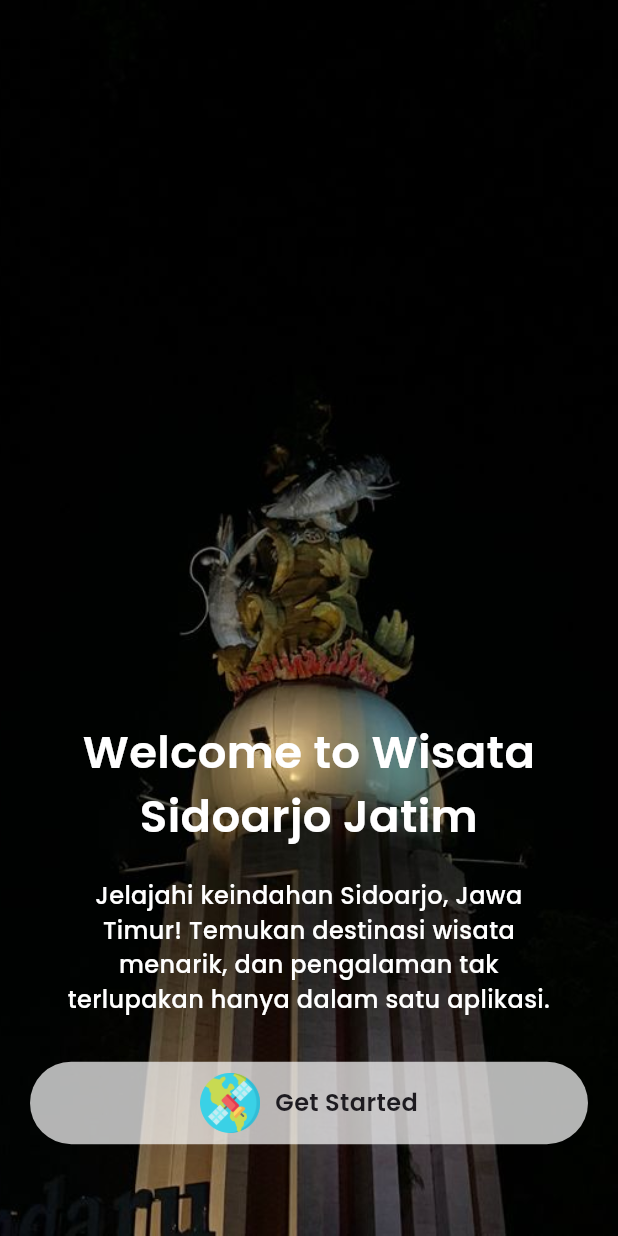
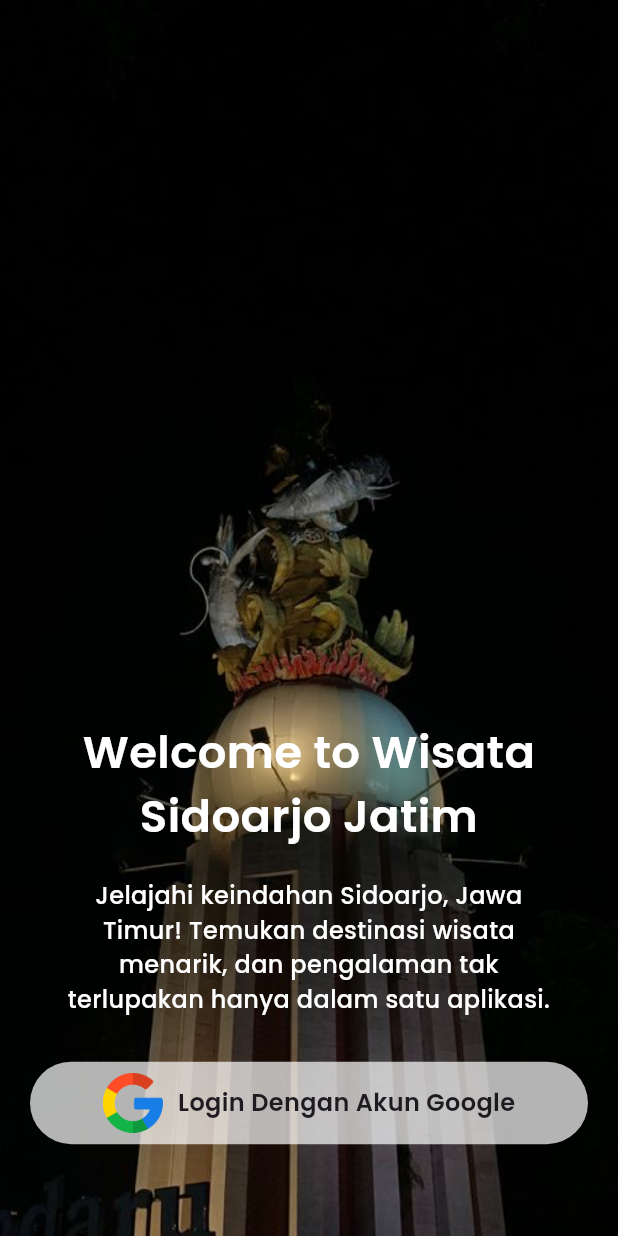
Before and after one commit to dedyputra/wisata_app, a Flutter app: the screen it shows after launch, on a phone screen of 412 x 824 dp. Run offline on Flutter 3.47's test engine with Material 3 defaults, Android fonts, the phone set to English and light mode, and no system bars.

Commit message:
update & change icon

```diff
--- a/lib/screens/welcome/home_screens.dart
+++ b/lib/screens/welcome/home_screens.dart
@@ -84,7 +84,7 @@ class _HomeScreensState extends State<HomeScreens> {
                           mainAxisAlignment: MainAxisAlignment.center,
                           children: [
                             Image.asset(
-                              "assets/icons/started.png",
+                              "assets/icons/icon_google.png",
                               height: 40,
                               width: 40,
                             ),
@@ -92,7 +92,7 @@ class _HomeScreensState extends State<HomeScreens> {
                               width: 10,
                             ),
                             const Text(
-                              "Get Started",
+                              "Login Dengan Akun Google",
                               style: TextStyle(
                                 fontFamily: kFontFamily,
                                 fontSize: 16,
--- a/pubspec.yaml
+++ b/pubspec.yaml
@@ -61,7 +61,7 @@ flutter:
     - assets/images/
     - assets/icons/
     - assets/images/sda.jpg
-    - assets/icons/started.png
+    - assets/icons/icon_google.png
     - assets/images/boy.png
 
   # An image asset can refer to one or more resolution-specific "variants", see
```
Also changed, not shown: assets/icons/icon_google.png (added).
